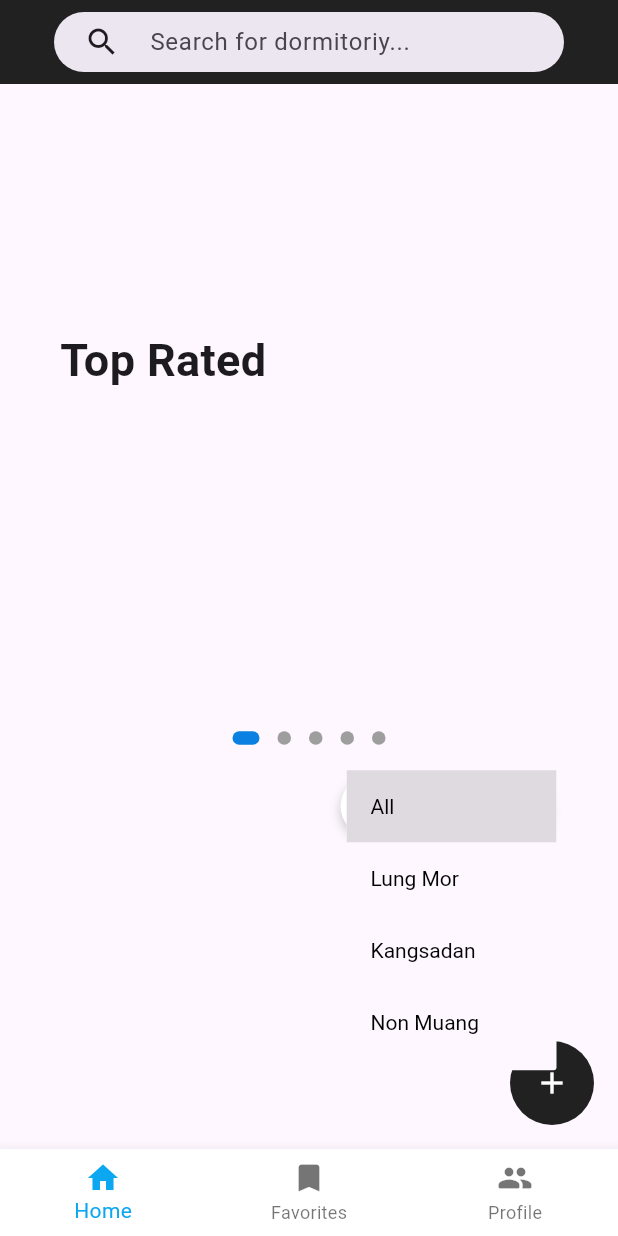
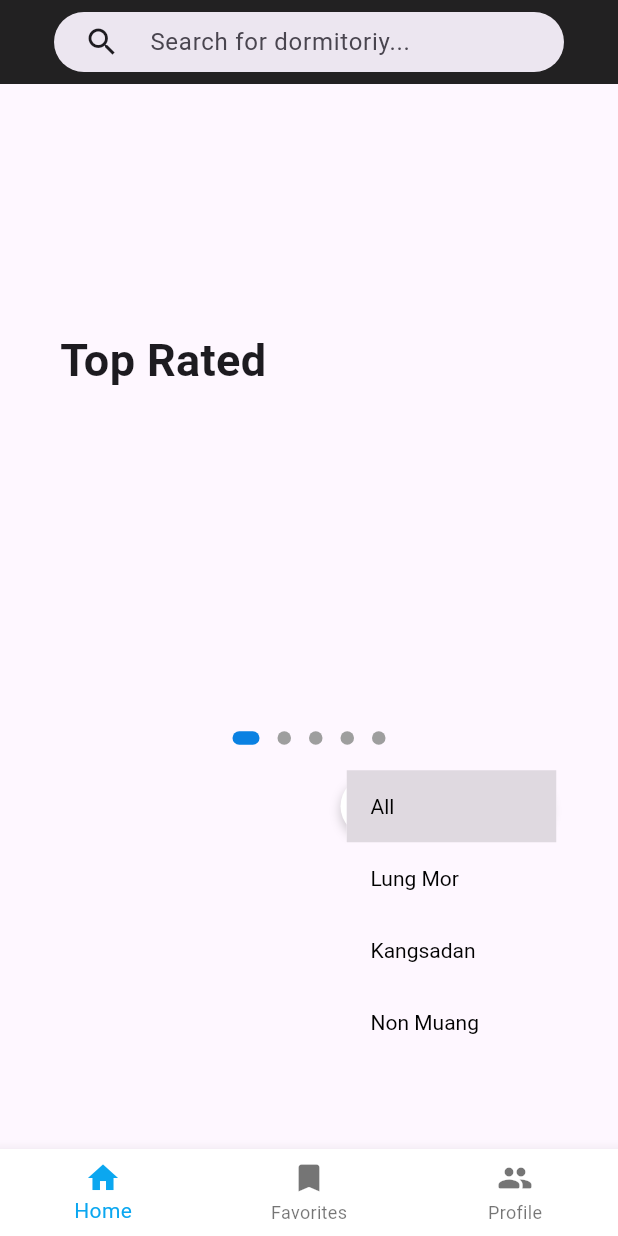
Before and after one commit to AtomParameth/Mobile-Application-Dorm-Dee, a Flutter app: the screen it shows once a user with an empty profile is signed in, after a tap on "All", on a phone screen of 412 x 824 dp. Run offline on Flutter 3.47's test engine with Material 3 defaults, Android fonts, the phone set to English and light mode, and no system bars; drawn by our look-alikes of carousel_slider, dots_indicator; our stand-ins replace cloud_firestore, firebase_auth, firebase_core, firebase_storage, flutter_rating_bar, get and 2 more; accounts and stored records are empty; network calls fail.

```diff
--- a/dormdee/lib/controllers/auth_controller.dart
+++ b/dormdee/lib/controllers/auth_controller.dart
@@ -19,8 +19,20 @@ class AuthController extends GetxController {
   TextEditingController confirmPasswordController = TextEditingController();
   TextEditingController phoneNumberController = TextEditingController();
   TextEditingController userNameController = TextEditingController();
+  RxBool isAdmin = false.obs;
 
   RxBool hidePassword = true.obs;
+
+  Future<void> checkAdmin() async {
+    final userDoc = await FirebaseFirestore.instance
+        .collection("users")
+        .doc(FirebaseAuth.instance.currentUser!.uid)
+        .get();
+    if (userDoc.exists) {
+      final UserModel user = UserModel.fromSnapshot(userDoc);
+      isAdmin.value = user.isAdmin;
+    }
+  }
 
   void signUp() async {
     try {
@@ -108,6 +120,7 @@ class AuthController extends GetxController {
         email: user.email ?? "",
         phoneNumber: user.phoneNumber ?? "",
         profilePicture: user.photoURL ?? "",
+        isAdmin: false,
         favdorm: [],
       );
       await FirebaseFirestore.instance
@@ -125,6 +138,7 @@ class AuthController extends GetxController {
       phoneNumber: phoneNumber,
       userName: userName,
       profilePicture: "",
+      isAdmin: false,
       favdorm: [],
     );
     FirebaseFirestore.instance
--- a/dormdee/lib/models/user_model.dart
+++ b/dormdee/lib/models/user_model.dart
@@ -6,6 +6,7 @@ class UserModel {
   final String email;
   final String phoneNumber;
   final String profilePicture;
+  final bool isAdmin;
   final List<String> favdorm;
 
   UserModel({
@@ -14,6 +15,7 @@ class UserModel {
     required this.email,
     required this.phoneNumber,
     required this.profilePicture,
+    required this.isAdmin,
     required this.favdorm,
   });
 
@@ -24,6 +26,7 @@ class UserModel {
       email: "",
       phoneNumber: "",
       profilePicture: "",
+      isAdmin: false,
       favdorm: [],
     );
   }
@@ -35,6 +38,7 @@ class UserModel {
       "email": email,
       "phoneNumber": phoneNumber,
       "profilePicture": profilePicture,
+      "isAdmin": isAdmin,
       "favdorm": favdorm,
     };
   }
@@ -46,6 +50,7 @@ class UserModel {
       email: map['email'],
       phoneNumber: map['phoneNumber'],
       profilePicture: map['profilePicture'],
+      isAdmin: map['isAdmin'],
       favdorm: List<String>.from(map['favdorm'] ?? []),
     );
   }
@@ -62,9 +67,9 @@ class UserModel {
         email: data["email"] ?? "",
         phoneNumber: data["phoneNumber"] ?? "",
         profilePicture: data["profilePicture"] ?? "",
+        isAdmin: data["isAdmin"] ?? false,
         favdorm: List<String>.from(data["favdorm"] ?? []),
       );
     }
-
   }
 }
--- a/dormdee/lib/pages/home_page.dart
+++ b/dormdee/lib/pages/home_page.dart
@@ -1,3 +1,4 @@
+import 'package:dormdee/controllers/auth_controller.dart';
 import 'package:dormdee/controllers/dorm_controller.dart';
 import 'package:dormdee/pages/profile_page.dart';
 import 'package:dormdee/pages/upload_dorm.dart';
@@ -28,6 +29,8 @@ class _HomePageState extends State<HomePage> {
 
   @override
   void initState() {
+    AuthController.instance.checkAdmin();
+    ever(AuthController.instance.isAdmin, (_) {});
     super.initState();
   }
 
@@ -46,10 +49,12 @@ class _HomePageState extends State<HomePage> {
                 backgroundColor: Colors.black87,
               )
             : null,
-        floatingActionButton: (selectedIndex == 0 || selectedIndex == 1)
+        floatingActionButton: Obx(() =>
+            ((selectedIndex == 0 || selectedIndex == 1) &&
+                    AuthController.instance.isAdmin.value)
                 ? FloatingActionButton(
                     elevation: 0,
-                backgroundColor: Colors.black87,
+                    backgroundColor: Colors.blueAccent,
                     onPressed: () {
                       Navigator.of(context).push(MaterialPageRoute(
                           builder: (context) => const UploadDorm()));
@@ -61,7 +66,7 @@ class _HomePageState extends State<HomePage> {
                       Icons.add,
                       color: Colors.white,
                     ))
-            : null,
+                : const SizedBox()),
         bottomNavigationBar: BottomNavigationBar(
           items: const <BottomNavigationBarItem>[
             BottomNavigationBarItem(
```
Also changed, not shown: dormdee/lib/pages/dorm_info_page.dart (+9 -2 lines). Lines whose indentation alone changed are shown as unchanged.
